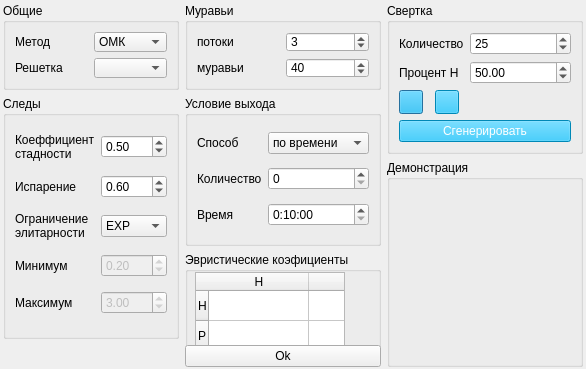
This is scene/settingsform.ui in Gid32/ProteinFolding as Qt 5 draws it before an edit. The edited form follows.
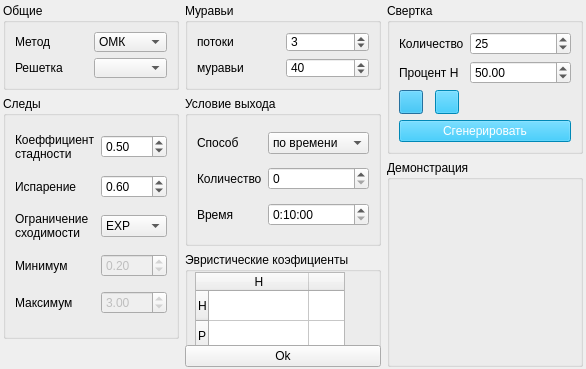
This is the edited form. Icons and pictures are not drawn.

Commit message:
поменял один лейбл в окне настроек
вроде мелочь а цепляет

Patch:
```diff
--- a/scene/settingsform.ui
+++ b/scene/settingsform.ui
@@ -1596,7 +1596,7 @@
       <item row="2" column="0">
        <widget class="QLabel" name="elitismLabel">
         <property name="text">
-         <string>Ограничение элитарности</string>
+         <string>Ограничение сходимости</string>
         </property>
         <property name="wordWrap">
          <bool>true</bool>
```
